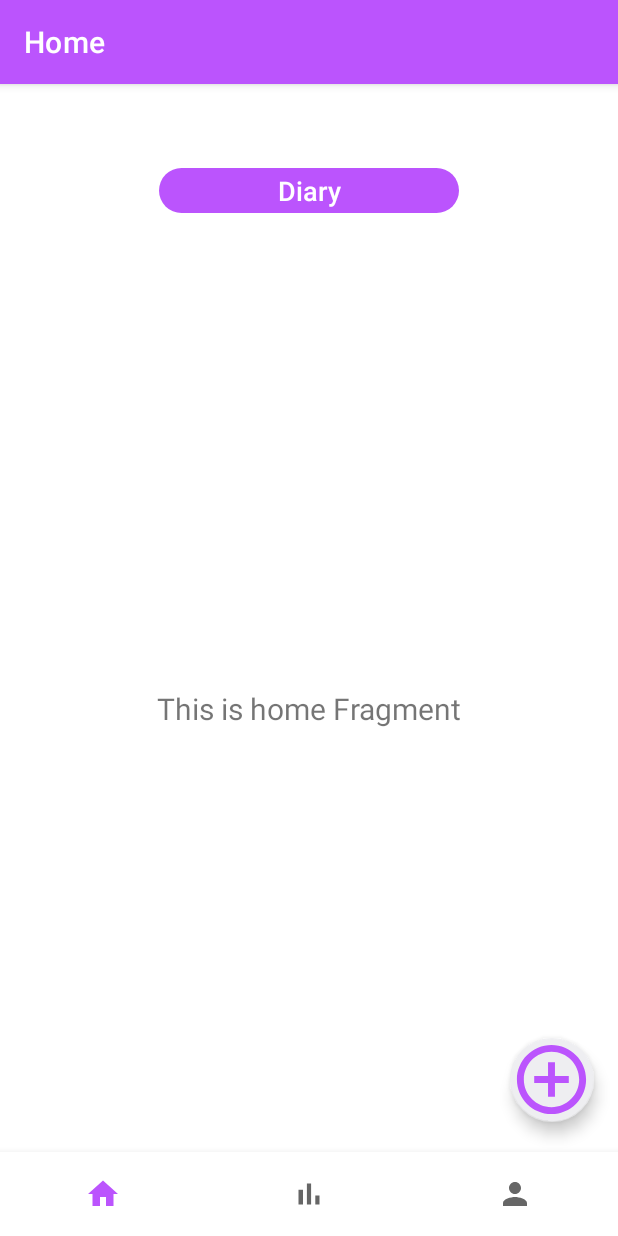
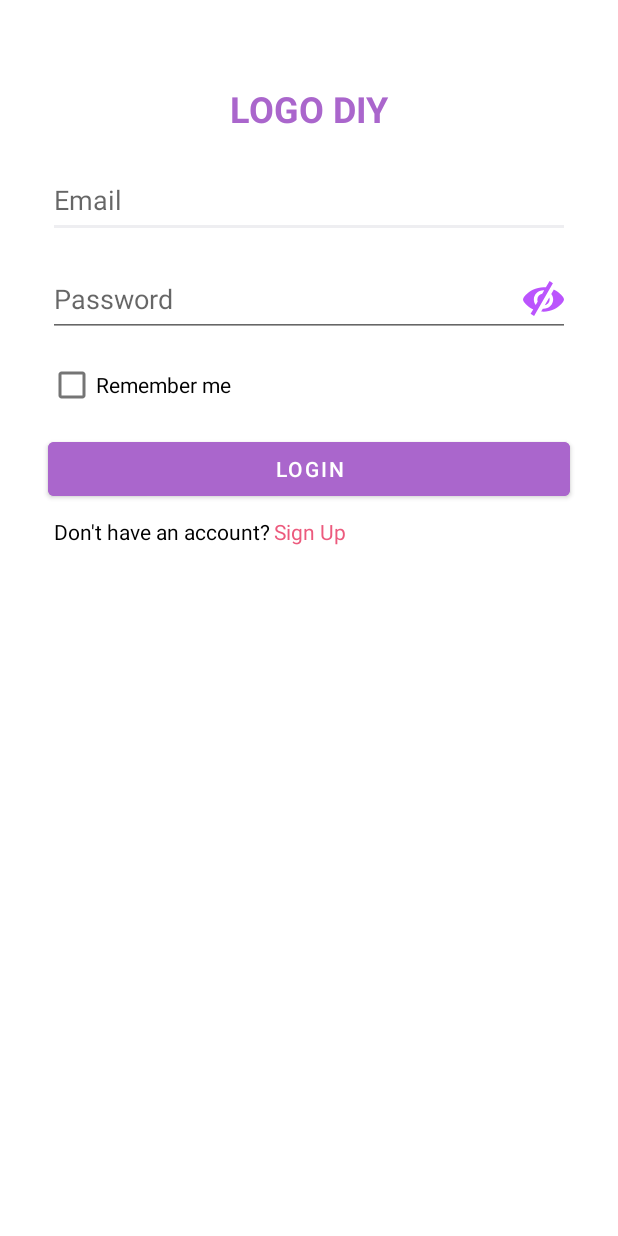
Before and after one commit to Capstone-DIY/Mobile-Development, an Android app: the screen it shows after launch (MainActivity), on a phone screen of 412 x 824 dp. Run offline under Robolectric (Android 15) with nearby library versions, the phone set to English and light mode, and no system bars; our stand-ins replace navigation-ui.

Commit message:
commit done login and signup logic but the api not yet added

```diff
--- a/app/build.gradle.kts
+++ b/app/build.gradle.kts
@@ -48,6 +48,8 @@ dependencies {
     implementation(libs.androidx.lifecycle.viewmodel.ktx)
     implementation(libs.androidx.navigation.fragment.ktx)
     implementation(libs.androidx.navigation.ui.ktx)
+    implementation(libs.androidx.legacy.support.v4)
+    implementation(libs.androidx.fragment.ktx)
     testImplementation(libs.junit)
     androidTestImplementation(libs.androidx.junit)
     androidTestImplementation(libs.androidx.espresso.core)
--- a/app/src/main/java/com/dicoding/capstone_diy/MainActivity.kt
+++ b/app/src/main/java/com/dicoding/capstone_diy/MainActivity.kt
@@ -1,11 +1,11 @@
 package com.dicoding.capstone_diy
 
 import android.os.Bundle
+import android.view.View
 import com.google.android.material.bottomnavigation.BottomNavigationView
 import androidx.appcompat.app.AppCompatActivity
 import androidx.navigation.findNavController
 import androidx.navigation.ui.AppBarConfiguration
-import androidx.navigation.ui.setupActionBarWithNavController
 import androidx.navigation.ui.setupWithNavController
 import com.dicoding.capstone_diy.databinding.ActivityMainBinding
 
@@ -20,16 +20,22 @@ class MainActivity : AppCompatActivity() {
         setContentView(binding.root)
 
         val navView: BottomNavigationView = binding.navView
+        val navController = findNavController(R.id.nav_host_fragment_activity_main)
 
-        val navController = findNavController(R.id.nav_host_fragment_activity_main)
-        // Passing each menu ID as a set of Ids because each
-        // menu should be considered as top level destinations.
+        // Top-level destinations for BottomNavigationView
         val appBarConfiguration = AppBarConfiguration(
             setOf(
                 R.id.navigation_home, R.id.navigation_dashboard, R.id.navigation_notifications
             )
         )
-        setupActionBarWithNavController(navController, appBarConfiguration)
         navView.setupWithNavController(navController)
+
+        // Show/hide BottomNavigationView based on destination
+        navController.addOnDestinationChangedListener { _, destination, _ ->
+            when (destination.id) {
+                R.id.loginFragment -> navView.visibility = View.GONE // Hide BottomNavigation on login
+                else -> navView.visibility = View.VISIBLE // Show BottomNavigation elsewhere
+            }
+        }
     }
 }
--- /dev/null
+++ b/app/src/main/java/com/dicoding/capstone_diy/ui/login/LoginFragment.kt
@@ -0,0 +1,88 @@
+package com.dicoding.capstone_diy.ui.login
+
+import android.os.Bundle
+import android.text.InputType
+import android.view.LayoutInflater
+import android.view.MotionEvent
+import android.view.View
+import android.view.ViewGroup
+import android.widget.Toast
+import androidx.core.content.ContextCompat
+import androidx.fragment.app.Fragment
+import androidx.navigation.fragment.findNavController
+import com.dicoding.capstone_diy.R
+import com.dicoding.capstone_diy.databinding.FragmentLoginBinding
+
+class LoginFragment : Fragment() {
+
+    private var _binding: FragmentLoginBinding? = null
+    private val binding get() = _binding!!
+    private var isPasswordVisible = false
+
+    override fun onCreateView(
+        inflater: LayoutInflater, container: ViewGroup?,
+        savedInstanceState: Bundle?
+    ): View? {
+        _binding = FragmentLoginBinding.inflate(inflater, container, false)
+        return binding.root
+    }
+
+    override fun onViewCreated(view: View, savedInstanceState: Bundle?) {
+        super.onViewCreated(view, savedInstanceState)
+        binding.btnLogin.setOnClickListener {
+            val email = binding.etEmail.text.toString()
+            val password = binding.etPassword.text.toString()
+
+            if (email.isNotEmpty() && password.isNotEmpty()) {
+                findNavController().navigate(R.id.action_loginFragment_to_navigation_home)
+            } else {
+                Toast.makeText(requireContext(), "Email dan Password harus diisi", Toast.LENGTH_SHORT).show()
+            }
+        }
+
+        // Navigasi ke halaman Sign Up ketika teks "Sign Up" diklik
+        binding.tvSignUp.setOnClickListener {
+            findNavController().navigate(R.id.action_loginFragment_to_signUpFragment)
+        }
+
+        binding.etPassword.setOnTouchListener { _, event ->
+            val DRAWABLE_END = 2 // Posisi drawable di ujung kanan
+            if (event.action == MotionEvent.ACTION_UP) {
+                if (event.rawX >= (binding.etPassword.right - binding.etPassword.compoundDrawables[DRAWABLE_END].bounds.width())) {
+                    togglePasswordVisibility()
+                    return@setOnTouchListener true
+                }
+            }
+            false
+        }
+    }
+    private fun togglePasswordVisibility() {
+        if (isPasswordVisible) {
+            // Sembunyikan password dan ubah ikon ke mata tertutup
+            binding.etPassword.inputType =
+                InputType.TYPE_CLASS_TEXT or InputType.TYPE_TEXT_VARIATION_PASSWORD
+            binding.etPassword.setCompoundDrawablesWithIntrinsicBounds(
+                null,
+                null,
+                ContextCompat.getDrawable(requireContext(), R.drawable.ic_eye_close),
+                null
+            )
+        } else {
+            // Tampilkan password dan ubah ikon ke mata terbuka
+            binding.etPassword.inputType = InputType.TYPE_TEXT_VARIATION_VISIBLE_PASSWORD
+            binding.etPassword.setCompoundDrawablesWithIntrinsicBounds(
+                null,
+                null,
+                ContextCompat.getDrawable(requireContext(), R.drawable.ic_eye_open),
+                null
+            )
+        }
+        isPasswordVisible = !isPasswordVisible
+        binding.etPassword.setSelection(binding.etPassword.text.length) // Pastikan kursor tetap di akhir teks
+    }
+
+    override fun onDestroyView() {
+        super.onDestroyView()
+        _binding = null
+    }
+}
--- /dev/null
+++ b/app/src/main/res/drawable/ic_eye_close.xml
@@ -0,0 +1,9 @@
+<vector xmlns:android="http://schemas.android.com/apk/res/android"
+    android:width="27dp"
+    android:height="27dp"
+    android:viewportWidth="27"
+    android:viewportHeight="27">
+  <path
+      android:pathData="M15.069,6.154C14.554,6.098 14.031,6.066 13.5,6.059C11.182,6.069 8.779,6.633 6.504,7.713C4.816,8.548 3.171,9.727 1.742,11.182C1.04,11.925 0.145,13 0,14.147C0.017,15.14 1.083,16.367 1.742,17.111C3.082,18.509 4.684,19.654 6.504,20.58C6.566,20.61 6.628,20.64 6.691,20.669L5.002,23.619L7.297,24.976L19.704,3.375L17.494,2.025L15.069,6.154ZM20.308,7.627L18.622,10.549C19.397,11.557 19.858,12.799 19.858,14.147C19.858,17.505 17.011,20.228 13.498,20.228C13.347,20.228 13.199,20.211 13.05,20.201L11.934,22.133C12.449,22.188 12.969,22.228 13.5,22.235C15.82,22.224 18.222,21.654 20.494,20.58C22.183,19.745 23.829,18.566 25.258,17.111C25.96,16.369 26.855,15.294 27,14.147C26.983,13.153 25.917,11.927 25.258,11.182C23.918,9.785 22.315,8.639 20.494,7.713C20.432,7.683 20.369,7.656 20.308,7.627ZM13.498,8.066C13.652,8.066 13.805,8.072 13.957,8.082L12.65,10.345C10.816,10.717 9.439,12.277 9.439,14.145C9.439,14.614 9.526,15.063 9.685,15.48C9.685,15.48 9.685,15.481 9.685,15.481L8.375,17.751C7.597,16.742 7.139,15.496 7.139,14.147C7.139,10.788 9.986,8.066 13.498,8.066ZM17.3,12.837L14.355,17.939C16.18,17.56 17.546,16.006 17.546,14.145C17.546,13.684 17.454,13.246 17.3,12.837Z"
+      android:fillColor="#BB54FD"/>
+</vector>
--- /dev/null
+++ b/app/src/main/res/drawable/ic_eye_open.xml
@@ -0,0 +1,9 @@
+<vector xmlns:android="http://schemas.android.com/apk/res/android"
+    android:width="27dp"
+    android:height="27dp"
+    android:viewportWidth="27"
+    android:viewportHeight="27">
+  <path
+      android:pathData="M13.5,10.125C12.605,10.125 11.746,10.481 11.113,11.113C10.481,11.746 10.125,12.605 10.125,13.5C10.125,14.395 10.481,15.254 11.113,15.887C11.746,16.519 12.605,16.875 13.5,16.875C14.395,16.875 15.254,16.519 15.887,15.887C16.519,15.254 16.875,14.395 16.875,13.5C16.875,12.605 16.519,11.746 15.887,11.113C15.254,10.481 14.395,10.125 13.5,10.125ZM13.5,19.125C12.008,19.125 10.577,18.532 9.523,17.478C8.468,16.423 7.875,14.992 7.875,13.5C7.875,12.008 8.468,10.577 9.523,9.523C10.577,8.468 12.008,7.875 13.5,7.875C14.992,7.875 16.423,8.468 17.478,9.523C18.532,10.577 19.125,12.008 19.125,13.5C19.125,14.992 18.532,16.423 17.478,17.478C16.423,18.532 14.992,19.125 13.5,19.125ZM13.5,5.063C7.875,5.063 3.071,8.561 1.125,13.5C3.071,18.439 7.875,21.938 13.5,21.938C19.125,21.938 23.929,18.439 25.875,13.5C23.929,8.561 19.125,5.063 13.5,5.063Z"
+      android:fillColor="#BB54FD"/>
+</vector>
--- a/app/src/main/res/layout/activity_main.xml
+++ b/app/src/main/res/layout/activity_main.xml
@@ -1,10 +1,8 @@
-<?xml version="1.0" encoding="utf-8"?>
 <androidx.constraintlayout.widget.ConstraintLayout xmlns:android="http://schemas.android.com/apk/res/android"
     xmlns:app="http://schemas.android.com/apk/res-auto"
     android:id="@+id/container"
     android:layout_width="match_parent"
-    android:layout_height="match_parent"
-    android:paddingTop="?attr/actionBarSize">
+    android:layout_height="match_parent">
 
     <com.google.android.material.bottomnavigation.BottomNavigationView
         android:id="@+id/nav_view"
--- a/app/src/main/res/layout/fragment_home.xml
+++ b/app/src/main/res/layout/fragment_home.xml
@@ -1,61 +1,37 @@
-<?xml version="1.0" encoding="utf-8"?>
-<androidx.constraintlayout.widget.ConstraintLayout xmlns:android="http://schemas.android.com/apk/res/android"
+<androidx.constraintlayout.widget.ConstraintLayout
+    xmlns:android="http://schemas.android.com/apk/res/android"
     xmlns:app="http://schemas.android.com/apk/res-auto"
     xmlns:tools="http://schemas.android.com/tools"
     android:layout_width="match_parent"
     android:layout_height="match_parent"
-    android:fitsSystemWindows="true"
+    android:fitsSystemWindows="false"
     tools:context=".ui.home.HomeFragment">
 
-    <LinearLayout
-        android:id="@+id/diaryBox"
-        android:layout_width="match_parent"
-        android:layout_height="0dp"
-        android:background="#ffffff"
-        android:orientation="vertical"
+    <!-- Elemen Diary -->
+    <TextView
+        android:id="@+id/diaryText"
+        android:layout_width="wrap_content"
+        android:layout_height="wrap_content"
+        android:text="Diary"
+        android:textSize="18sp"
         android:gravity="center"
+        android:textColor="@color/white"
+        android:background="@drawable/rounded_button_background"
+        android:fontFamily="sans-serif-medium"
         app:layout_constraintTop_toTopOf="parent"
         app:layout_constraintStart_toStartOf="parent"
-        app:layout_constraintEnd_toEndOf="parent">
+        app:layout_constraintEnd_toEndOf="parent" />
 
-    <TextView
-        android:id="@+id/diaryText"
-        android:layout_width="200dp"
-        android:layout_height="30dp"
-        android:paddingHorizontal="24dp"
-        android:text="Diary"
-        android:gravity="center"
-        android:textColor="#FFFFFF"
-        android:textSize="18sp"
-        android:background="@drawable/rounded_button_background"
-        android:fontFamily="sans-serif-medium" />
-</LinearLayout>
-
+    <!-- Konten Fragment -->
     <TextView
         android:id="@+id/text_home"
         android:layout_width="match_parent"
         android:layout_height="wrap_content"
-        android:layout_marginStart="8dp"
-        android:layout_marginTop="8dp"
-        android:layout_marginEnd="8dp"
+        android:layout_marginTop="16dp"
+        android:text="This is Home Fragment"
+        android:textSize="20sp"
         android:textAlignment="center"
-        android:textSize="20sp"
-        app:layout_constraintBottom_toBottomOf="parent"
-        app:layout_constraintEnd_toEndOf="parent"
+        app:layout_constraintTop_toBottomOf="@id/diaryText"
         app:layout_constraintStart_toStartOf="parent"
-        app:layout_constraintTop_toTopOf="parent" />
-
-
-
-    <com.google.android.material.floatingactionbutton.FloatingActionButton
-        android:id="@+id/fab"
-        android:layout_width="wrap_content"
-        android:layout_height="wrap_content"
-        android:layout_marginRight="16dp"
-        android:layout_marginBottom="76dp"
-        android:src="@drawable/baseline_add_circle_outline_24"
-        android:contentDescription="Tambahkan diary baru"
-        app:layout_constraintBottom_toBottomOf="parent"
-        app:layout_constraintEnd_toEndOf="parent"
-        app:maxImageSize="55dp"/>
+        app:layout_constraintEnd_toEndOf="parent" />
 </androidx.constraintlayout.widget.ConstraintLayout>
--- /dev/null
+++ b/app/src/main/res/layout/fragment_login.xml
@@ -0,0 +1,107 @@
+<?xml version="1.0" encoding="utf-8"?>
+<androidx.constraintlayout.widget.ConstraintLayout xmlns:android="http://schemas.android.com/apk/res/android"
+    xmlns:app="http://schemas.android.com/apk/res-auto"
+    android:layout_width="match_parent"
+    android:layout_height="match_parent"
+    android:padding="16dp">
+
+    <!-- Logo DIY -->
+    <TextView
+        android:id="@+id/tvLogo"
+        android:layout_width="wrap_content"
+        android:layout_height="wrap_content"
+        android:text="LOGO DIY"
+        android:textSize="24sp"
+        android:textStyle="bold"
+        android:textColor="@android:color/holo_purple"
+        app:layout_constraintTop_toTopOf="parent"
+        app:layout_constraintStart_toStartOf="parent"
+        app:layout_constraintEnd_toEndOf="parent"
+        android:layout_marginTop="40dp" />
+
+    <!-- Email Field -->
+    <EditText
+        android:id="@+id/etEmail"
+        android:layout_width="0dp"
+        android:layout_height="wrap_content"
+        android:hint="Email"
+        android:inputType="textEmailAddress"
+        android:minHeight="50dp"
+        app:layout_constraintTop_toBottomOf="@id/tvLogo"
+        app:layout_constraintStart_toStartOf="parent"
+        app:layout_constraintEnd_toEndOf="parent"
+        android:layout_marginTop="20dp"
+        android:layout_marginStart="16dp"
+        android:layout_marginEnd="16dp" />
+
+    <!-- Password Field -->
+    <EditText
+        android:id="@+id/etPassword"
+        android:layout_width="0dp"
+        android:layout_height="wrap_content"
+        android:hint="Password"
+        android:inputType="textPassword"
+        android:minHeight="50dp"
+        android:drawableEnd="@drawable/ic_eye_close"
+        app:layout_constraintTop_toBottomOf="@id/etEmail"
+        app:layout_constraintStart_toStartOf="parent"
+        app:layout_constraintEnd_toEndOf="parent"
+        android:layout_marginTop="16dp"
+        android:layout_marginStart="16dp"
+        android:layout_marginEnd="16dp" />
+
+    <!-- Remember Me Checkbox -->
+
+    <!-- Login Button -->
+
+    <CheckBox
+        android:id="@+id/cbRememberMe"
+        android:layout_width="wrap_content"
+        android:layout_height="wrap_content"
+        android:layout_marginStart="16dp"
+        android:layout_marginTop="8dp"
+        android:text="Remember me"
+        app:layout_constraintStart_toStartOf="parent"
+        app:layout_constraintTop_toBottomOf="@id/etPassword" />
+
+    <!-- Sign Up Text -->
+    <Button
+        android:id="@+id/btnLogin"
+        android:layout_width="0dp"
+        android:layout_height="wrap_content"
+        android:layout_marginStart="16dp"
+        android:layout_marginTop="8dp"
+        android:layout_marginEnd="16dp"
+        android:backgroundTint="@android:color/holo_purple"
+        android:text="Login"
+        android:textColor="@android:color/white"
+        app:layout_constraintEnd_toEndOf="parent"
+        app:layout_constraintHorizontal_bias="0.0"
+        app:layout_constraintStart_toStartOf="parent"
+        app:layout_constraintTop_toBottomOf="@id/cbRememberMe" />
+
+    <TextView
+        android:id="@+id/tvDontHaveAccount"
+        android:layout_width="wrap_content"
+        android:layout_height="wrap_content"
+        android:layout_marginTop="8dp"
+        android:text="Don't have an account?"
+        android:textColor="@android:color/black"
+        app:layout_constraintEnd_toEndOf="parent"
+        app:layout_constraintHorizontal_bias="0.086"
+        app:layout_constraintStart_toStartOf="parent"
+        app:layout_constraintTop_toBottomOf="@id/btnLogin" />
+
+    <TextView
+        android:id="@+id/tvSignUp"
+        android:layout_width="wrap_content"
+        android:layout_height="wrap_content"
+        android:layout_marginTop="8dp"
+        android:text="Sign Up"
+        android:textColor="#EC5A7D"
+        app:layout_constraintEnd_toEndOf="parent"
+        app:layout_constraintHorizontal_bias="0.017"
+        app:layout_constraintStart_toEndOf="@+id/tvDontHaveAccount"
+        app:layout_constraintTop_toBottomOf="@id/btnLogin" />
+
+</androidx.constraintlayout.widget.ConstraintLayout>
--- a/app/src/main/res/navigation/mobile_navigation.xml
+++ b/app/src/main/res/navigation/mobile_navigation.xml
@@ -3,7 +3,33 @@
     xmlns:app="http://schemas.android.com/apk/res-auto"
     xmlns:tools="http://schemas.android.com/tools"
     android:id="@+id/mobile_navigation"
-    app:startDestination="@+id/navigation_home">
+    app:startDestination="@+id/loginFragment">
+
+    <fragment
+        android:id="@+id/loginFragment"
+        android:name="com.dicoding.capstone_diy.ui.login.LoginFragment"
+        android:label="Login"
+        tools:layout="@layout/fragment_login" >
+
+        <action
+            android:id="@+id/action_loginFragment_to_navigation_home"
+            app:destination="@id/navigation_home" />
+
+        <action
+            android:id="@+id/action_loginFragment_to_signUpFragment"
+            app:destination="@id/signUpFragment" />
+
+    </fragment>
+
+    <fragment
+        android:id="@+id/signUpFragment"
+        android:name="com.dicoding.capstone_diy.ui.signup.SignUpFragment"
+        android:label="Sign Up"
+        tools:layout="@layout/fragment_sign_up">
+        <action
+            android:id="@+id/action_signUpFragment_to_loginFragment"
+            app:destination="@id/loginFragment" />
+    </fragment>
 
     <fragment
         android:id="@+id/navigation_home"
--- a/app/src/main/res/values-night/themes.xml
+++ b/app/src/main/res/values-night/themes.xml
@@ -1,6 +1,8 @@
 <resources xmlns:tools="http://schemas.android.com/tools">
     <!-- Base application theme. -->
-    <style name="Theme.CapstoneDIY" parent="Theme.MaterialComponents.DayNight.DarkActionBar">
+    <style name="Theme.CapstoneDIY" parent="Theme.MaterialComponents.DayNight.NoActionBar">
+        <item name="android:windowFullscreen">false</item>
+        <item name="android:fitsSystemWindows">false</item>
         <!-- Primary brand color. -->
         <item name="colorPrimary">@color/purple_200</item>
         <item name="colorPrimaryVariant">@color/purple_700</item>
--- a/app/src/main/res/values/themes.xml
+++ b/app/src/main/res/values/themes.xml
@@ -1,6 +1,8 @@
 <resources xmlns:tools="http://schemas.android.com/tools">
     <!-- Base application theme. -->
-    <style name="Theme.CapstoneDIY" parent="Theme.MaterialComponents.DayNight.DarkActionBar">
+    <style name="Theme.CapstoneDIY" parent="Theme.MaterialComponents.DayNight.NoActionBar">
+        <item name="android:windowFullscreen">false</item>
+        <item name="android:fitsSystemWindows">false</item>
         <!-- Primary brand color. -->
         <item name="colorPrimary">@color/purple_500</item>
         <item name="colorPrimaryVariant">@color/purple_700</item>
--- a/gradle/libs.versions.toml
+++ b/gradle/libs.versions.toml
@@ -12,6 +12,8 @@ lifecycleLivedataKtx = "2.8.7"
 lifecycleViewmodelKtx = "2.8.7"
 navigationFragmentKtx = "2.8.3"
 navigationUiKtx = "2.8.3"
+legacySupportV4 = "1.0.0"
+fragmentKtx = "1.8.5"
 
 [libraries]
 androidx-core-ktx = { group = "androidx.core", name = "core-ktx", version.ref = "coreKtx" }
@@ -25,6 +27,8 @@ androidx-lifecycle-livedata-ktx = { group = "androidx.lifecycle", name = "lifecy
 androidx-lifecycle-viewmodel-ktx = { group = "androidx.lifecycle", name = "lifecycle-viewmodel-ktx", version.ref = "lifecycleViewmodelKtx" }
 androidx-navigation-fragment-ktx = { group = "androidx.navigation", name = "navigation-fragment-ktx", version.ref = "navigationFragmentKtx" }
 androidx-navigation-ui-ktx = { group = "androidx.navigation", name = "navigation-ui-ktx", version.ref = "navigationUiKtx" }
+androidx-legacy-support-v4 = { group = "androidx.legacy", name = "legacy-support-v4", version.ref = "legacySupportV4" }
+androidx-fragment-ktx = { group = "androidx.fragment", name = "fragment-ktx", version.ref = "fragmentKtx" }
 
 [plugins]
 android-application = { id = "com.android.application", version.ref = "agp" }
```
Also changed, not shown: app/src/main/java/com/dicoding/capstone_diy/ui/login/LoginViewModel.kt (added, +7 -0 lines), app/src/main/java/com/dicoding/capstone_diy/ui/signup/SignUpFragment.kt (added, +156 -0 lines), app/src/main/java/com/dicoding/capstone_diy/ui/signup/SignUpViewModel.kt (added, +7 -0 lines), app/src/main/res/layout/fragment_sign_up.xml (added, +124 -0 lines).
